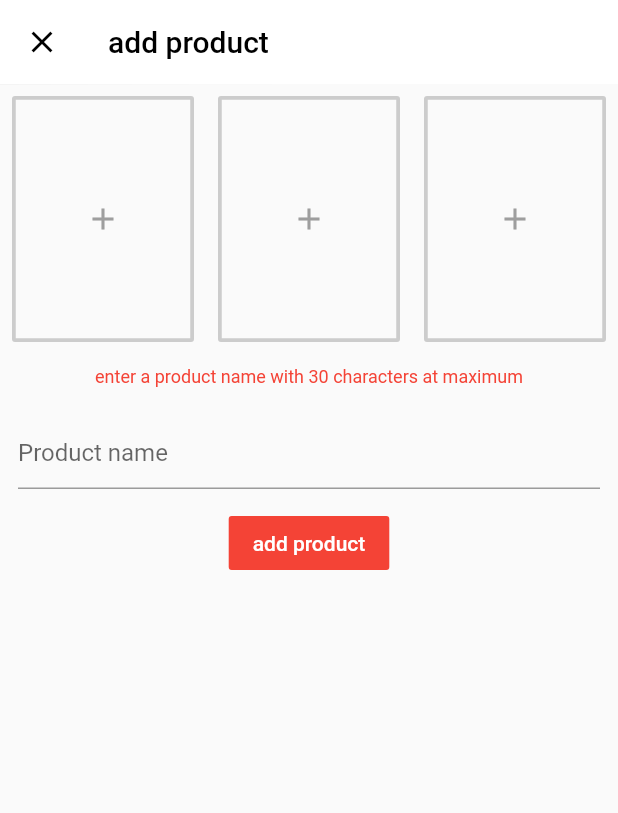
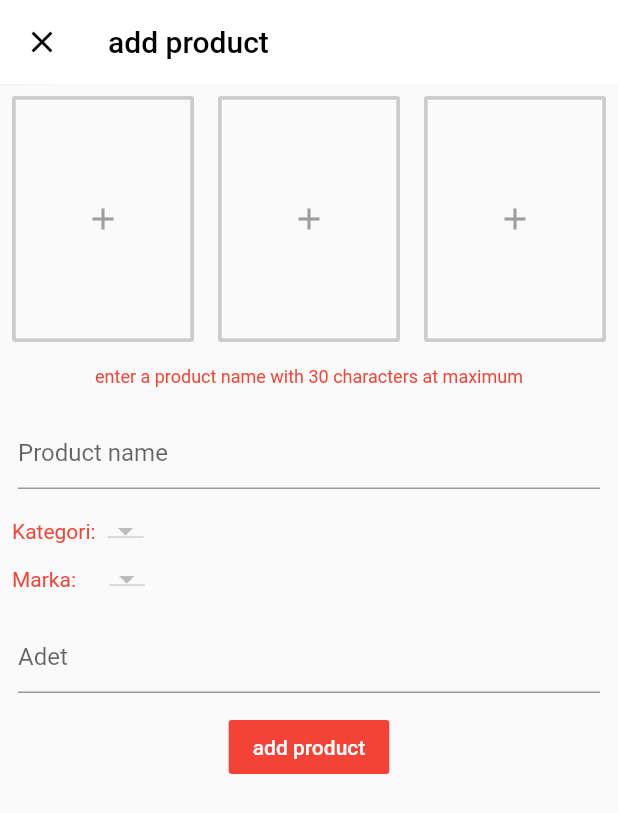
Before and after one commit to gkaynakk/Admin_ToolRentalApp, a Flutter app: the AddProduct screen opened directly, on a phone screen of 412 x 824 dp. Shown: the top 813 px of the screen. Run offline on Flutter 3.47's test engine with Material 2 defaults, Android fonts, the phone set to English and light mode, and no system bars; our stand-ins replace cloud_firestore, firebase_core, flutter_typeahead, fluttertoast; accounts and stored records are empty.

Commit message:
categories and brands

```diff
--- a/lib/screens/add_product.dart
+++ b/lib/screens/add_product.dart
@@ -14,6 +14,7 @@ class _AddProductState extends State<AddProduct> {
   BrandService _brandService = BrandService();
   GlobalKey<FormState> _formKey = GlobalKey<FormState>();
   TextEditingController productNameController = TextEditingController();
+  TextEditingController quantityController = TextEditingController();
   List<DocumentSnapshot> brands = <DocumentSnapshot>[];
   List<DocumentSnapshot> categories = <DocumentSnapshot>[];
   List<DropdownMenuItem<String>> categoriesDropDown =
@@ -29,22 +30,35 @@ class _AddProductState extends State<AddProduct> {
   @override
   void initState() {
     _getCategories();
-//    _getBrands();
-    categoriesDropDown = getCategoriesDropdown();
+    _getBrands();
   }
 
-  getCategoriesDropdown() {
+  List<DropdownMenuItem<String>> getCategoriesDropdown() {
     List<DropdownMenuItem<String>> items = new List();
     for (int i = 0; i < categories.length; i++) {
       setState(() {
-        categoriesDropDown.insert(
+        items.insert(
             0,
             DropdownMenuItem(
-                child: Text(categories[i]['category']),
-                value: categories[i]['category']));
+                child: Text(categories[i].data()['category']),
+                value: categories[i].data()['category']));
       });
     }
-    print(items.length);
+    return items;
+  }
+
+  List<DropdownMenuItem<String>> getBrandsDropdown() {
+    List<DropdownMenuItem<String>> items = new List();
+    for (int i = 0; i < brands.length; i++) {
+      setState(() {
+        items.insert(
+            0,
+            DropdownMenuItem(
+                child: Text(brands[i].data()['brand']),
+                value: brands[i].data()['brand']));
+      });
+    }
+    return items;
   }
 
   @override
@@ -147,9 +161,54 @@ class _AddProductState extends State<AddProduct> {
                 ),
               ),
 
-//              select category
+              //   select category
+              Row(
+                children: [
+                  Padding(
+                    padding: const EdgeInsets.all(8.0),
+                    child: Text(
+                      'Kategori:',
+                      style: TextStyle(color: red),
+                    ),
+                  ),
+                  DropdownButton(
+                    items: categoriesDropDown,
+                    onChanged: changeSelectedCategory,
+                    value: _currentCategory,
+                  ),
+                ],
+              ),
 
 //            select brand
+              Row(
+                children: [
+                  Padding(
+                    padding: const EdgeInsets.all(8.0),
+                    child: Text(
+                      'Marka:    ',
+                      style: TextStyle(color: red),
+                    ),
+                  ),
+                  DropdownButton(
+                    items: brandsDropDown,
+                    onChanged: changeSelectedBrand,
+                    value: _currentBrand,
+                  ),
+                ],
+              ),
+              Padding(
+                padding: const EdgeInsets.all(12.0),
+                child: TextFormField(
+                  controller: quantityController,
+                  decoration: InputDecoration(hintText: 'Adet'),
+                  keyboardType: TextInputType.number,
+                  validator: (value) {
+                    if (value.isEmpty) {
+                      return 'Adet giriniz!';
+                    }
+                  },
+                ),
+              ),
 
               FlatButton(
                 color: red,
@@ -169,11 +228,26 @@ class _AddProductState extends State<AddProduct> {
     print(data.length);
     setState(() {
       categories = data;
-      print(categories.length);
+      categoriesDropDown = getCategoriesDropdown();
+      _currentCategory = categories[0].data()['category'];
+    });
+  }
+
+  _getBrands() async {
+    List<DocumentSnapshot> data = await _brandService.getBrands();
+    print(data.length);
+    setState(() {
+      brands = data;
+      brandsDropDown = getBrandsDropdown();
+      _currentBrand = brands[0].data()['brand'];
     });
   }
 
   changeSelectedCategory(String selectedCategory) {
     setState(() => _currentCategory = selectedCategory);
   }
+
+  changeSelectedBrand(String selectedBrand) {
+    setState(() => _currentBrand = selectedBrand);
+  }
 }
```
